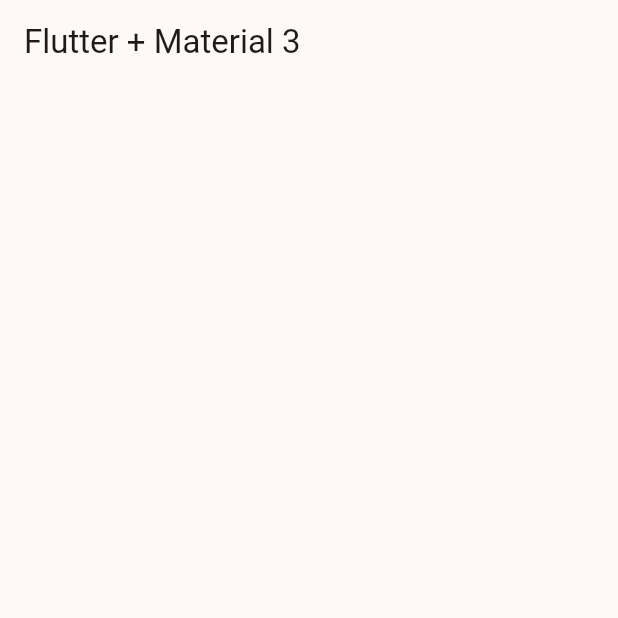
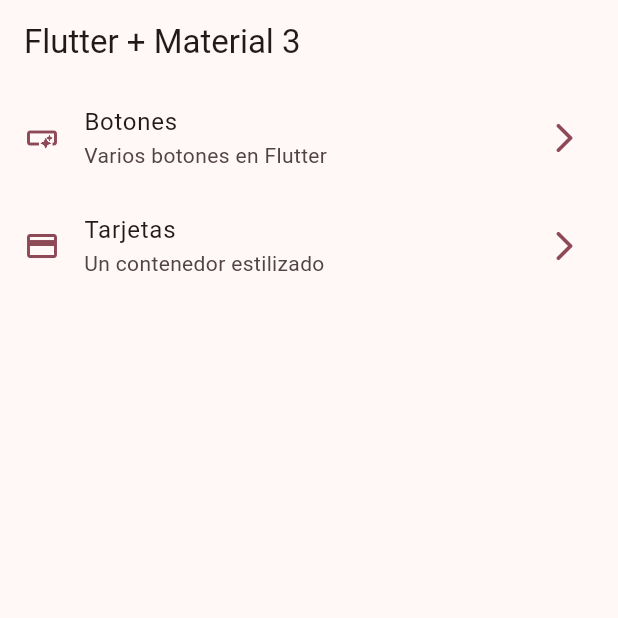
Before and after one commit to ArizHernandez/widgets_app, a Flutter app: the screen it shows after launch, on a phone screen of 412 x 824 dp, the top half of it. Run offline on Flutter 3.47's test engine with Material 2 defaults, Android fonts, the phone set to English and light mode, and no system bars.

Commit message:
adding navigation list

```diff
--- a/lib/config/menu/menu_items.dart
+++ b/lib/config/menu/menu_items.dart
@@ -14,7 +14,7 @@ class MenuItem {
   });
 }
 
-const List<MenuItem> appMenuItem = [
+const List<MenuItem> appMenuItems = [
   MenuItem(
     title: 'Botones',
     subTitle: 'Varios botones en Flutter',
--- a/lib/presentation/screens/home_screen.dart
+++ b/lib/presentation/screens/home_screen.dart
@@ -1,4 +1,5 @@
 import 'package:flutter/material.dart';
+import 'package:widgets_app/config/menu/menu_items.dart';
 
 class HomeScreen extends StatelessWidget {
   const HomeScreen({super.key});
@@ -9,6 +10,47 @@ class HomeScreen extends StatelessWidget {
       appBar: AppBar(
         title: const Text('Flutter + Material 3'),
       ),
+      body: const _HomeView(),
     );
   }
 }
+
+class _HomeView extends StatelessWidget {
+  const _HomeView();
+
+  @override
+  Widget build(BuildContext context) {
+    return ListView.builder(
+      itemCount: appMenuItems.length,
+      itemBuilder: (context, index) {
+        final selectedItem = appMenuItems[index];
+
+        return _CustomListTile(selectedItem: selectedItem);
+      },
+    );
+  }
+}
+
+class _CustomListTile extends StatelessWidget {
+  final MenuItem selectedItem;
+
+  const _CustomListTile({
+    required this.selectedItem,
+  });
+
+  @override
+  Widget build(BuildContext context) {
+    final colors = Theme.of(context).colorScheme;
+
+    return ListTile(
+      leading: Icon(
+        selectedItem.icon,
+        color: colors.primary,
+      ),
+      trailing: Icon(Icons.arrow_forward_ios_rounded, color: colors.primary),
+      title: Text(selectedItem.title),
+      subtitle: Text(selectedItem.subTitle),
+      onTap: () {},
+    );
+  }
+}
```
